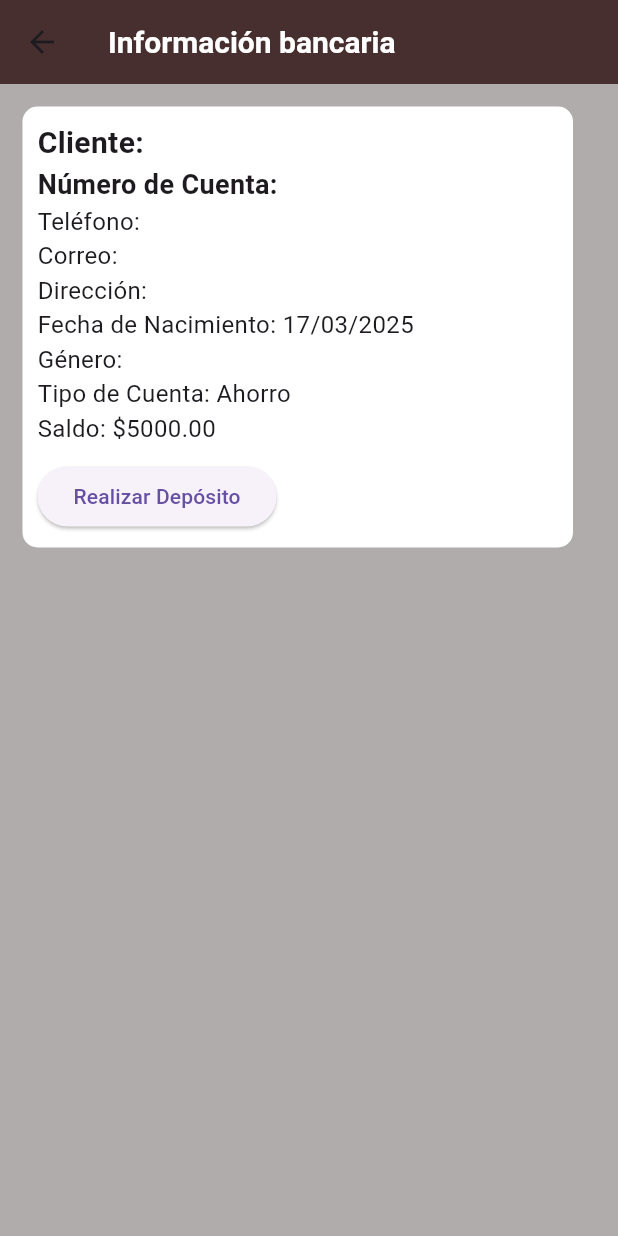
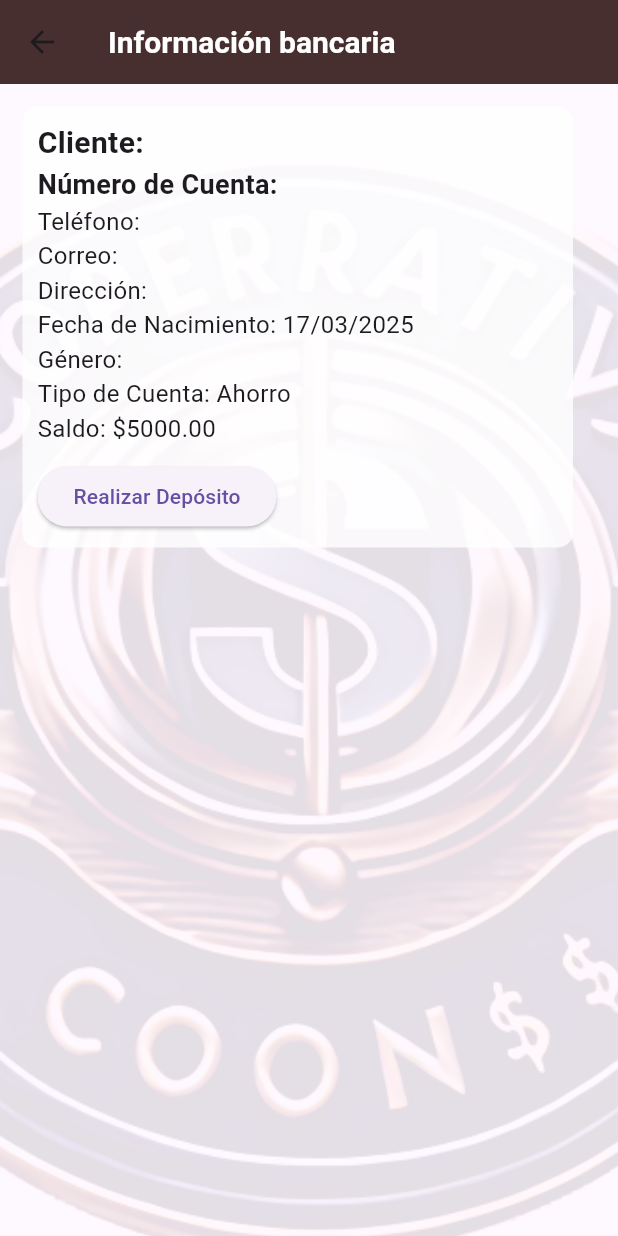
Before and after one commit to Falzo186/aplicacionbancaria, a Flutter app: the VistaVentanilla2 screen opened directly with empty values, on a phone screen of 412 x 824 dp. Run offline on Flutter 3.47's test engine with Material 3 defaults, Android fonts, the phone set to English and light mode, and no system bars; our stand-ins replace supabase_flutter; missing offline and left inert: postgrest, window_size; accounts and stored records are empty.

Commit message:
fixerrores2

```diff
--- a/lib/Vista/Vista_Ventanilla2.dart
+++ b/lib/Vista/Vista_Ventanilla2.dart
@@ -74,7 +74,17 @@ class _VistaVentanillaState extends State<VistaVentanilla2> {
       ),
       body: SingleChildScrollView(
         child: Container(
-          color: const Color(0xFFB1ACAC),
+          decoration: BoxDecoration(
+            image: DecorationImage(
+              image: AssetImage('lib/Recursos/logo.png'), // Ruta de la imagen del logo
+              fit: BoxFit.cover,
+              colorFilter: ColorFilter.mode(
+                Colors.white.withOpacity(0.10), // Ajusta la opacidad según sea necesario
+                BlendMode.dstATop,
+              ),
+              scale: 2.0, // Reduce el tamaño del logo en un 25%
+            ),
+          ),
           height: MediaQuery.of(context).size.height,
           width: double.infinity,
           padding: const EdgeInsets.all(15),
@@ -87,7 +97,7 @@ class _VistaVentanillaState extends State<VistaVentanilla2> {
                   Expanded(
                     child: Container(
                       decoration: BoxDecoration(
-                        color: Colors.white,
+                        color: Colors.white.withOpacity(0.8),
                         borderRadius: BorderRadius.circular(10),
                       ),
                       padding: const EdgeInsets.all(10),
@@ -150,7 +160,7 @@ class _VistaVentanillaState extends State<VistaVentanilla2> {
                     Expanded(
                       child: Container(
                         decoration: BoxDecoration(
-                          color: const Color(0xFFE0E0E0),
+                          color: Colors.white.withOpacity(0.8),
                           borderRadius: BorderRadius.circular(10),
                         ),
                         padding: const EdgeInsets.all(10),
@@ -172,6 +182,17 @@ class _VistaVentanillaState extends State<VistaVentanilla2> {
                             Text(
                               'Crédito Disponible: \$${(cuentaCredito!.limiteCredito - cuentaCredito!.saldoDeuda).toStringAsFixed(2)}',
                               style: const TextStyle(fontSize: 16),
+                            ),
+                            Text(
+                              'Fecha de Aprobación: ${_formatDate(cuentaCredito!.fechaAprobacion)}',
+                              style: const TextStyle(fontSize: 16),
+                            ),
+                            Text(
+                              'Estado de Crédito: ${cuentaCredito!.estadoCredito}',
+                              style: TextStyle(
+                              fontSize: 16,
+                              color: cuentaCredito!.estadoCredito == 'Activo' ? Colors.green : Colors.red,
+                              ),
                             ),
                             Text(
                               'Saldo Deuda: \$${cuentaCredito!.saldoDeuda.toStringAsFixed(2)}',
@@ -196,7 +217,7 @@ class _VistaVentanillaState extends State<VistaVentanilla2> {
                         child: Container(
                           padding: const EdgeInsets.all(16.0),
                           decoration: BoxDecoration(
-                            color: const Color(0xFFE0E0E0),
+                            color: Colors.white.withOpacity(0.8),
                             borderRadius: BorderRadius.circular(10),
                           ),
                           child: Column(
@@ -252,7 +273,7 @@ class _VistaVentanillaState extends State<VistaVentanilla2> {
                         child: Container(
                           padding: const EdgeInsets.all(16.0),
                           decoration: BoxDecoration(
-                            color: const Color(0xFFE0E0E0),
+                            color: Colors.white.withOpacity(0.8),
                             borderRadius: BorderRadius.circular(10),
                           ),
                           child: Column(
@@ -275,19 +296,15 @@ class _VistaVentanillaState extends State<VistaVentanilla2> {
                                 style: const TextStyle(fontSize: 16),
                               ),
                               Text(
-                                'Monto de Cobertura: \$${seguro!.montoCobertura.toStringAsFixed(2)}',
+                                'Fecha de Vencimiento: ${_formatDate(seguro!.fechaVencimiento)},Estado: ${seguro!.estado}',
                                 style: const TextStyle(fontSize: 16),
                               ),
                               Text(
-                                'Costo Mensual: \$${seguro!.costo.toStringAsFixed(2)}',
+                                'Meses Totales: ${seguro!.meses} ,Pagos Realizados: ${seguro!.pagosRealizados}',
                                 style: const TextStyle(fontSize: 16),
                               ),
                               Text(
-                                'Fecha de Vencimiento: ${_formatDate(seguro!.fechaVencimiento)}',
-                                style: const TextStyle(fontSize: 16),
-                              ),
-                              Text(
-                                'Pagos Realizados: ${seguro!.pagosRealizados}',
+                                'Monto de Cobertura: \$${seguro!.montoCobertura.toStringAsFixed(2)}',
                                 style: const TextStyle(fontSize: 16),
                               ),
                               Text(
@@ -295,7 +312,11 @@ class _VistaVentanillaState extends State<VistaVentanilla2> {
                                 style: const TextStyle(fontSize: 16),
                               ),
                               Text(
-                                'Estado: ${seguro!.estado}',
+                                'Fecha de Pago: ${_formatDate(seguro!.fechaPago)}',
+                                style: const TextStyle(fontSize: 16),
+                              ),
+                              Text(
+                                'Costo Mensual: \$${seguro!.pagoMensual.toStringAsFixed(2)}',
                                 style: const TextStyle(fontSize: 16),
                               ),
                               const SizedBox(height: 10),
@@ -317,7 +338,6 @@ class _VistaVentanillaState extends State<VistaVentanilla2> {
     );
   }
 
-  // Métodos de ejemplo para buscar cuentas (debes implementarlos con tu lógica real)
 
 
   Future _mostrarPagoPrestamoDialog(BuildContext context) async {
```
Also changed, not shown: lib/Vista/Vista_Ventanilla.dart (+44 -26 lines).
